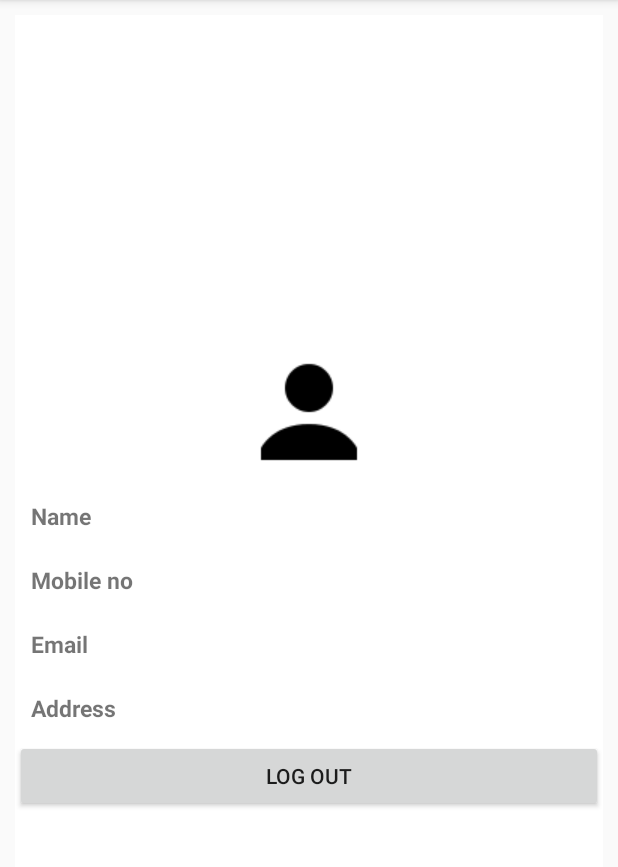
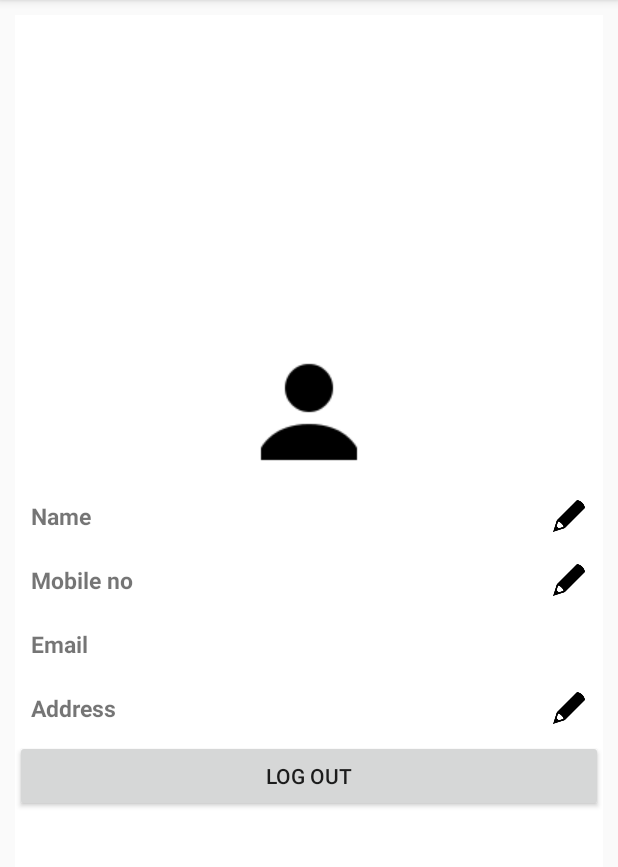
Before and after one commit to nirbhayram/SmartShare, an Android app: the fragment FragmentAccount shown on its own in the app's theme, on a phone screen of 412 x 824 dp, the part 84-951 px from its top. Run offline under Robolectric (Android 15) with nearby library versions, the phone set to English and light mode, and no system bars; our stand-ins replace Firebase (no records; nobody signed in at launch, a user with empty details on screens opened directly).

Commit message:
Adding edit option in account fragment

```diff
--- a/app/src/main/java/iot/nirbhay/com/smartshare/FragmentAccount.java
+++ b/app/src/main/java/iot/nirbhay/com/smartshare/FragmentAccount.java
@@ -9,8 +9,13 @@ import android.view.LayoutInflater;
 import android.view.View;
 import android.view.ViewGroup;
 import android.widget.Button;
+import android.widget.ImageView;
 import android.widget.LinearLayout;
 import android.widget.TextView;
+import android.widget.Toast;
+
+import com.google.firebase.database.DataSnapshot;
+import com.google.firebase.database.DatabaseError;
 
 import static android.content.Context.MODE_PRIVATE;
 
@@ -20,6 +25,7 @@ import static android.content.Context.MODE_PRIVATE;
 
 public class FragmentAccount extends Fragment {
 
+    ImageView ename,emobileno,eaddress,eemail,estudentid,einstructorid,ecollegeid;
     TextView name, mobileno, email,address,studentid,instructorid,collegeid;
     LinearLayout l_studentid,l_instructorid,l_collegeid;
     Button logout;
@@ -38,10 +44,116 @@ public class FragmentAccount extends Fragment {
         instructorid = (TextView) thisView.findViewById(R.id.tx_instructorid);
         collegeid = (TextView) thisView.findViewById(R.id.tx_collegeid);
 
+        ename = (ImageView) thisView.findViewById(R.id.ed_name);
+        emobileno = (ImageView) thisView.findViewById(R.id.ed_mobileno);
+        eaddress = (ImageView) thisView.findViewById(R.id.ed_address);
+        eemail = (ImageView) thisView.findViewById(R.id.ed_email);
+        estudentid = (ImageView) thisView.findViewById(R.id.ed_studentid);
+        einstructorid = (ImageView) thisView.findViewById(R.id.ed_instructorid);
+
         l_studentid = (LinearLayout) thisView.findViewById(R.id.studentid);
         l_instructorid = (LinearLayout) thisView.findViewById(R.id.instructorid);
         l_collegeid = (LinearLayout) thisView.findViewById(R.id.collegeid);
+        changeView();
+        logout.setOnClickListener(new View.OnClickListener() {
+            @Override
+            public void onClick(View view) {
+                SharedPreferences.Editor editor = getActivity().getSharedPreferences(Data.getSharedPrefrence(), MODE_PRIVATE).edit();
+                editor.putString("login","false");
+                editor.apply();
+                editor.commit();
+                startActivity(new Intent(getActivity(), Login.class));
+                getActivity().finishAffinity();
+            }
+        });
 
+        ename.setOnClickListener(new View.OnClickListener() {
+            @Override
+            public void onClick(View view) {
+                ChangeDialougFragment changeDialougFragment = new ChangeDialougFragment();
+                changeDialougFragment.setText("NAME");
+                changeDialougFragment.setEdit(User.getName());
+                changeDialougFragment.setOnComplete(new OnComplete() {
+                    @Override
+                    public void onComplete() {
+                        changeView();
+                    }
+                });
+                changeDialougFragment.show(getActivity().getFragmentManager(),"OPEN");
+            }
+        });
+        emobileno.setOnClickListener(new View.OnClickListener() {
+            @Override
+            public void onClick(View view) {
+                ChangeDialougFragment changeDialougFragment = new ChangeDialougFragment();
+                changeDialougFragment.setText("MOBILENO");
+                changeDialougFragment.setEdit(User.getMobileno());
+                changeDialougFragment.setOnComplete(new OnComplete() {
+                    @Override
+                    public void onComplete() {
+                        changeView();
+                    }
+                });
+                changeDialougFragment.show(getActivity().getFragmentManager(),"OPEN");
+            }
+        });
+        eaddress.setOnClickListener(new View.OnClickListener() {
+            @Override
+            public void onClick(View view) {
+                ChangeDialougFragment changeDialougFragment = new ChangeDialougFragment();
+                changeDialougFragment.setText("ADDRESS");
+                changeDialougFragment.setEdit(User.getAddress());
+                changeDialougFragment.setOnComplete(new OnComplete() {
+                    @Override
+                    public void onComplete() {
+                        changeView();
+                    }
+                });
+                changeDialougFragment.show(getActivity().getFragmentManager(),"OPEN");
+            }
+        });
+        estudentid.setOnClickListener(new View.OnClickListener() {
+            @Override
+            public void onClick(View view) {
+                ChangeDialougFragment changeDialougFragment = new ChangeDialougFragment();
+                changeDialougFragment.setText("STUDENTID");
+                changeDialougFragment.setEdit(User.getStudentid());
+                changeDialougFragment.setOnComplete(new OnComplete() {
+                    @Override
+                    public void onComplete() {
+                        changeView();
+                    }
+                });
+                changeDialougFragment.show(getActivity().getFragmentManager(),"OPEN");
+            }
+        });
+        einstructorid.setOnClickListener(new View.OnClickListener() {
+            @Override
+            public void onClick(View view) {
+                ChangeDialougFragment changeDialougFragment = new ChangeDialougFragment();
+                changeDialougFragment.setText("INSTRUCTORID");
+                changeDialougFragment.setEdit(User.getInstructoeid());
+                changeDialougFragment.setOnComplete(new OnComplete() {
+                    @Override
+                    public void onComplete() {
+                        changeView();
+                    }
+                });
+                changeDialougFragment.show(getActivity().getFragmentManager(),"OPEN");
+            }
+        });
+
+
+        return thisView;
+    }
+
+    @Override
+    public void onResume() {
+        changeView();
+        super.onResume();
+    }
+
+    public void changeView() {
         int user = User.checkUser();
 
         if (user==0){
@@ -68,19 +180,5 @@ public class FragmentAccount extends Fragment {
         mobileno.setText(User.getMobileno());
         email.setText(User.getEmail());
         address.setText(User.getAddress());
-
-        logout.setOnClickListener(new View.OnClickListener() {
-            @Override
-            public void onClick(View view) {
-                SharedPreferences.Editor editor = getActivity().getSharedPreferences(Data.getSharedPrefrence(), MODE_PRIVATE).edit();
-                editor.putString("login","false");
-                editor.apply();
-                editor.commit();
-                startActivity(new Intent(getActivity(), Login.class));
-                getActivity().finishAffinity();
-            }
-        });
-
-        return thisView;
     }
 }
--- /dev/null
+++ b/app/src/main/java/iot/nirbhay/com/smartshare/OnComplete.java
@@ -0,0 +1,9 @@
+package iot.nirbhay.com.smartshare;
+
+/**
+ * Created by Nirbhay on 14-04-2018.
+ */
+
+public interface OnComplete {
+    public void onComplete();
+}
--- a/app/src/main/res/layout/fragment_account.xml
+++ b/app/src/main/res/layout/fragment_account.xml
@@ -2,22 +2,22 @@
 <LinearLayout xmlns:android="http://schemas.android.com/apk/res/android"
     android:layout_width="match_parent"
     android:layout_height="match_parent"
+    android:layout_margin="10dp"
     android:background="@color/white"
-    android:layout_margin="10dp"
     android:gravity="center"
     android:orientation="vertical">
 
     <ImageView
         android:layout_width="wrap_content"
         android:layout_height="wrap_content"
-        android:src="@drawable/account"/>
+        android:src="@drawable/account" />
 
     <LinearLayout
         android:layout_width="match_parent"
         android:layout_height="wrap_content"
         android:layout_margin="5dp"
         android:orientation="horizontal"
-        android:weightSum="10">
+        android:weightSum="11">
 
         <TextView
             android:layout_width="0dp"
@@ -36,6 +36,13 @@
             android:padding="5dp"
             android:text="Introduction to algorithm" />
 
+        <ImageView
+            android:id="@+id/ed_name"
+            android:layout_width="0dp"
+            android:layout_height="match_parent"
+            android:layout_weight="1"
+            android:padding="5dp"
+            android:src="@drawable/edit" />
     </LinearLayout>
 
     <LinearLayout
@@ -43,7 +50,7 @@
         android:layout_height="wrap_content"
         android:layout_margin="5dp"
         android:orientation="horizontal"
-        android:weightSum="10">
+        android:weightSum="11">
 
         <TextView
             android:layout_width="0dp"
@@ -62,6 +69,13 @@
             android:padding="5dp"
             android:text="Introduction to algorithm" />
 
+        <ImageView
+            android:id="@+id/ed_mobileno"
+            android:layout_width="0dp"
+            android:layout_height="match_parent"
+            android:layout_weight="1"
+            android:padding="5dp"
+            android:src="@drawable/edit" />
     </LinearLayout>
 
     <LinearLayout
@@ -69,7 +83,7 @@
         android:layout_height="wrap_content"
         android:layout_margin="5dp"
         android:orientation="horizontal"
-        android:weightSum="10">
+        android:weightSum="11">
 
         <TextView
             android:layout_width="0dp"
@@ -88,6 +102,12 @@
             android:padding="5dp"
             android:text="Introduction to algorithm" />
 
+        <ImageView
+            android:id="@+id/ed_email"
+            android:layout_width="0dp"
+            android:layout_height="match_parent"
+            android:layout_weight="1"
+            android:padding="5dp" />
     </LinearLayout>
 
     <LinearLayout
@@ -95,7 +115,7 @@
         android:layout_height="wrap_content"
         android:layout_margin="5dp"
         android:orientation="horizontal"
-        android:weightSum="10">
+        android:weightSum="11">
 
         <TextView
             android:layout_width="0dp"
@@ -114,6 +134,13 @@
             android:padding="5dp"
             android:text="Introduction to algorithm" />
 
+        <ImageView
+            android:id="@+id/ed_address"
+            android:layout_width="0dp"
+            android:layout_height="match_parent"
+            android:layout_weight="1"
+            android:padding="5dp"
+            android:src="@drawable/edit" />
     </LinearLayout>
 
     <LinearLayout
@@ -122,7 +149,7 @@
         android:layout_height="wrap_content"
         android:layout_margin="5dp"
         android:orientation="horizontal"
-        android:weightSum="10">
+        android:weightSum="11">
 
         <TextView
             android:layout_width="0dp"
@@ -141,6 +168,13 @@
             android:padding="5dp"
             android:text="Introduction to algorithm" />
 
+        <ImageView
+            android:id="@+id/ed_studentid"
+            android:layout_width="0dp"
+            android:layout_height="match_parent"
+            android:layout_weight="1"
+            android:padding="5dp"
+            android:src="@drawable/edit" />
     </LinearLayout>
 
 
@@ -150,7 +184,7 @@
         android:layout_height="wrap_content"
         android:layout_margin="5dp"
         android:orientation="horizontal"
-        android:weightSum="10">
+        android:weightSum="11">
 
         <TextView
             android:layout_width="0dp"
@@ -169,14 +203,22 @@
             android:padding="5dp"
             android:text="Introduction to algorithm" />
 
+        <ImageView
+            android:id="@+id/ed_instructorid"
+            android:layout_width="0dp"
+            android:layout_height="match_parent"
+            android:layout_weight="1"
+            android:padding="5dp"
+            android:src="@drawable/edit" />
     </LinearLayout>
+
     <LinearLayout
         android:id="@+id/collegeid"
         android:layout_width="match_parent"
         android:layout_height="wrap_content"
         android:layout_margin="5dp"
         android:orientation="horizontal"
-        android:weightSum="10">
+        android:weightSum="11">
 
         <TextView
             android:layout_width="0dp"
@@ -195,6 +237,12 @@
             android:padding="5dp"
             android:text="Introduction to algorithm" />
 
+        <ImageView
+            android:id="@+id/ed_collegeid"
+            android:layout_width="0dp"
+            android:layout_height="match_parent"
+            android:layout_weight="1"
+            android:padding="5dp" />
     </LinearLayout>
 
 
```
Also changed, not shown: app/src/main/java/iot/nirbhay/com/smartshare/ChangeDialougFragment.java (added, +199 -0 lines), app/src/main/res/layout/fragment_change.xml (added, +33 -0 lines), app/src/main/res/drawable/edit.png (added).
